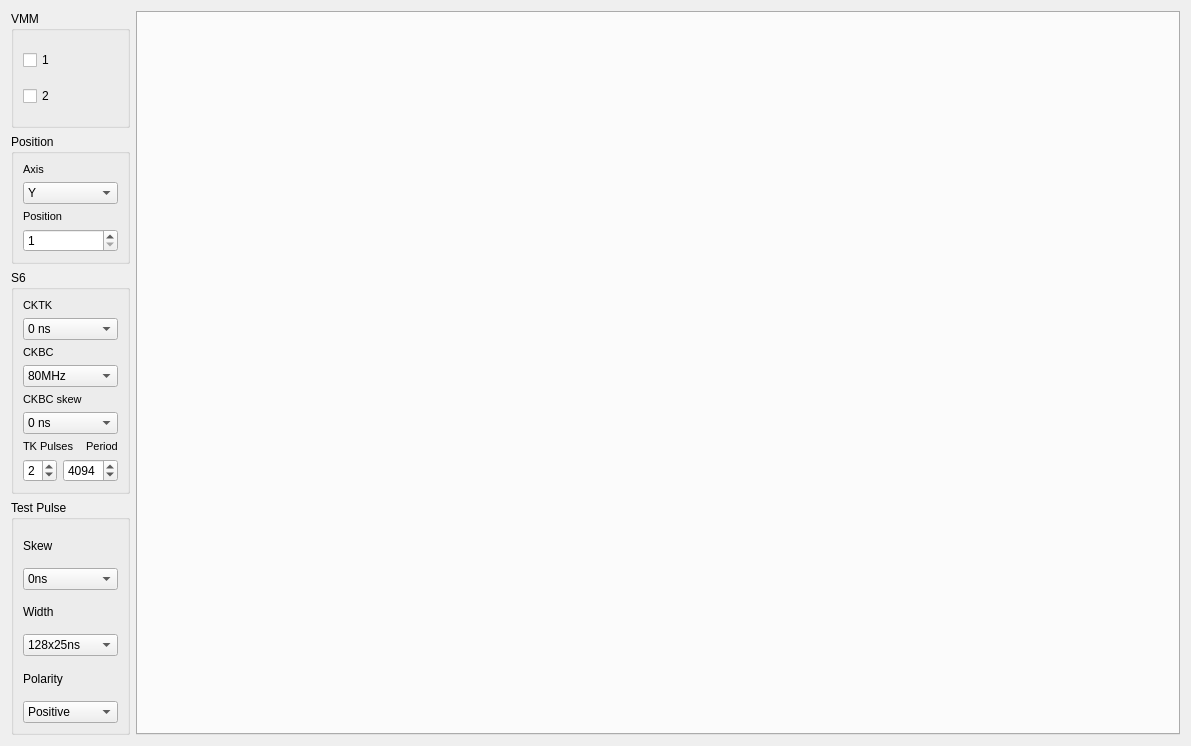
Before: the Qt Designer form src/hybrid_window.ui in YanzhaoW/vmmsc, drawn with Qt 5.
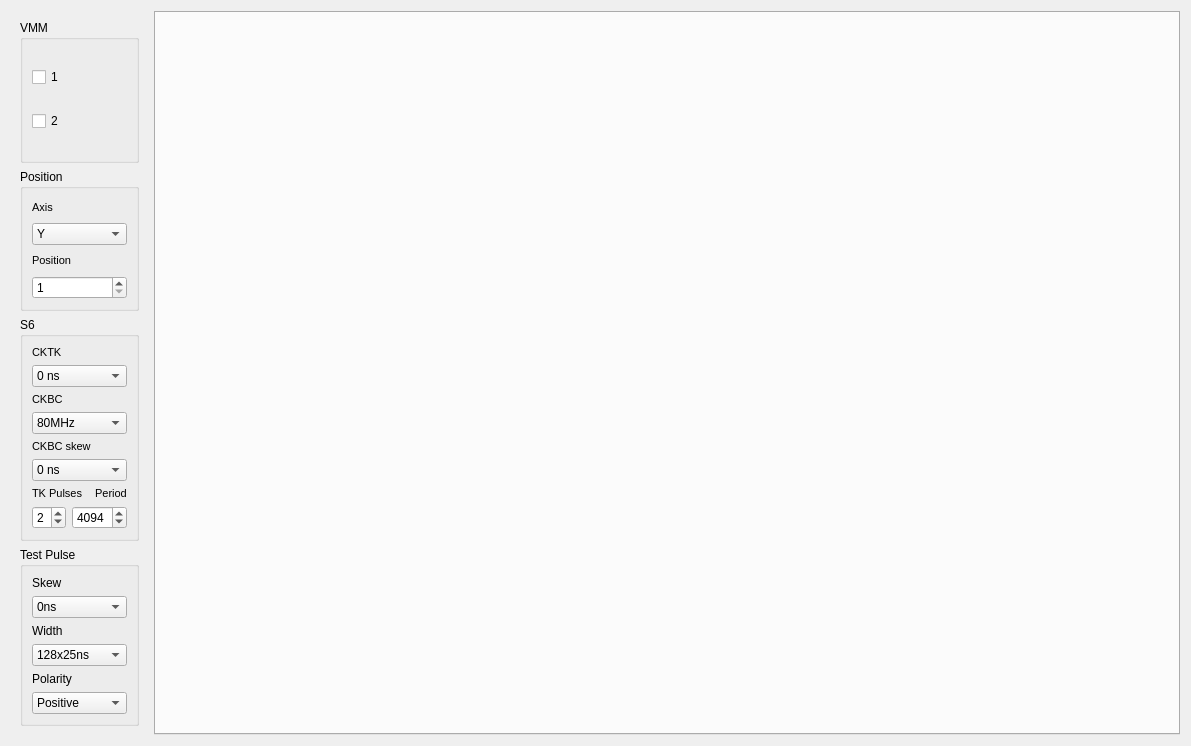
After: the same form once the commit is applied.

```diff
--- a/src/hybrid_window.ui
+++ b/src/hybrid_window.ui
@@ -23,6 +23,112 @@
    <string>Form</string>
   </property>
   <layout class="QGridLayout" name="gridLayout_3">
+   <item row="0" column="0">
+    <widget class="QWidget" name="widget" native="true">
+     <layout class="QGridLayout" name="gridLayout_6">
+      <item row="1" column="0">
+       <widget class="QGroupBox" name="groupBox_2">
+        <property name="title">
+         <string>Position</string>
+        </property>
+        <layout class="QGridLayout" name="gridLayout_4">
+         <item row="0" column="0">
+          <widget class="QLabel" name="cktkLabel_2">
+           <property name="font">
+            <font>
+             <family>Arial</family>
+             <pointsize>8</pointsize>
+            </font>
+           </property>
+           <property name="text">
+            <string>Axis</string>
+           </property>
+          </widget>
+         </item>
+         <item row="1" column="0">
+          <widget class="QComboBox" name="Xaxis">
+           <property name="font">
+            <font>
+             <family>Arial</family>
+             <pointsize>9</pointsize>
+            </font>
+           </property>
+           <property name="currentIndex">
+            <number>0</number>
+           </property>
+           <item>
+            <property name="text">
+             <string>Y</string>
+            </property>
+           </item>
+           <item>
+            <property name="text">
+             <string>X</string>
+            </property>
+           </item>
+          </widget>
+         </item>
+         <item row="2" column="0">
+          <widget class="QLabel" name="cktkLabel_3">
+           <property name="font">
+            <font>
+             <family>Arial</family>
+             <pointsize>8</pointsize>
+            </font>
+           </property>
+           <property name="text">
+            <string>Position</string>
+           </property>
+          </widget>
+         </item>
+         <item row="3" column="0">
+          <widget class="QSpinBox" name="position">
+           <property name="font">
+            <font>
+             <family>Arial</family>
+             <pointsize>9</pointsize>
+            </font>
+           </property>
+           <property name="minimum">
+            <number>1</number>
+           </property>
+           <property name="maximum">
+            <number>65535</number>
+           </property>
+           <property name="singleStep">
+            <number>1</number>
+           </property>
+           <property name="value">
+            <number>1</number>
+           </property>
+          </widget>
+         </item>
+        </layout>
+       </widget>
+      </item>
+      <item row="0" column="0">
+       <widget class="QGroupBox" name="groupBox">
+        <property name="title">
+         <string>VMM</string>
+        </property>
+        <layout class="QGridLayout" name="gridLayout_2">
+         <item row="0" column="0">
+          <widget class="QCheckBox" name="Box_vmm1">
+           <property name="text">
+            <string>1</string>
+           </property>
+          </widget>
+         </item>
+         <item row="1" column="0">
+          <widget class="QCheckBox" name="Box_vmm2">
+           <property name="text">
+            <string>2</string>
+           </property>
+          </widget>
+         </item>
+        </layout>
+       </widget>
+      </item>
    <item row="2" column="0">
     <widget class="QGroupBox" name="groupBox_8">
      <property name="font">
@@ -259,14 +365,7 @@
      </layout>
     </widget>
    </item>
-   <item row="0" column="1" rowspan="5">
-    <widget class="QTabWidget" name="tabWidget">
-     <property name="currentIndex">
-      <number>-1</number>
-     </property>
-    </widget>
-   </item>
-   <item row="3" column="0" rowspan="2">
+      <item row="3" column="0">
     <widget class="QGroupBox" name="groupBox_3">
      <property name="title">
       <string>Test Pulse</string>
@@ -443,107 +542,14 @@
      </layout>
     </widget>
    </item>
-   <item row="1" column="0">
-    <widget class="QGroupBox" name="groupBox_2">
-     <property name="title">
-      <string>Position</string>
-     </property>
-     <layout class="QGridLayout" name="gridLayout_4">
-      <item row="0" column="0">
-       <widget class="QLabel" name="cktkLabel_2">
-        <property name="font">
-         <font>
-          <family>Arial</family>
-          <pointsize>8</pointsize>
-         </font>
-        </property>
-        <property name="text">
-         <string>Axis</string>
-        </property>
-       </widget>
-      </item>
-      <item row="1" column="0">
-       <widget class="QComboBox" name="Xaxis">
-        <property name="font">
-         <font>
-          <family>Arial</family>
-          <pointsize>9</pointsize>
-         </font>
-        </property>
+     </layout>
+    </widget>
+   </item>
+   <item row="0" column="1">
+    <widget class="QTabWidget" name="tabWidget">
         <property name="currentIndex">
-         <number>0</number>
-        </property>
-        <item>
-         <property name="text">
-          <string>Y</string>
-         </property>
-        </item>
-        <item>
-         <property name="text">
-          <string>X</string>
-         </property>
-        </item>
-       </widget>
-      </item>
-      <item row="2" column="0">
-       <widget class="QLabel" name="cktkLabel_3">
-        <property name="font">
-         <font>
-          <family>Arial</family>
-          <pointsize>8</pointsize>
-         </font>
-        </property>
-        <property name="text">
-         <string>Position</string>
-        </property>
-       </widget>
-      </item>
-      <item row="3" column="0">
-       <widget class="QSpinBox" name="position">
-        <property name="font">
-         <font>
-          <family>Arial</family>
-          <pointsize>9</pointsize>
-         </font>
-        </property>
-        <property name="minimum">
-         <number>1</number>
-        </property>
-        <property name="maximum">
-         <number>65535</number>
-        </property>
-        <property name="singleStep">
-         <number>1</number>
-        </property>
-        <property name="value">
-         <number>1</number>
-        </property>
-       </widget>
-      </item>
-     </layout>
-    </widget>
-   </item>
-   <item row="0" column="0">
-    <widget class="QGroupBox" name="groupBox">
-     <property name="title">
-      <string>VMM</string>
-     </property>
-     <layout class="QGridLayout" name="gridLayout_2">
-      <item row="0" column="0">
-       <widget class="QCheckBox" name="Box_vmm1">
-        <property name="text">
-         <string>1</string>
-        </property>
-       </widget>
-      </item>
-      <item row="1" column="0">
-       <widget class="QCheckBox" name="Box_vmm2">
-        <property name="text">
-         <string>2</string>
-        </property>
-       </widget>
-      </item>
-     </layout>
+      <number>-1</number>
+     </property>
     </widget>
    </item>
   </layout>
```
Lines whose indentation alone changed are shown as unchanged.
